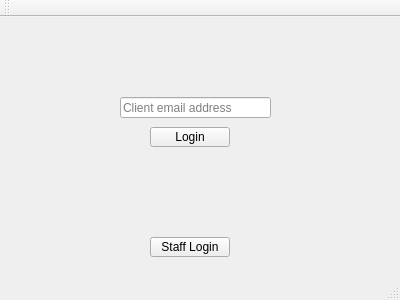
Old version of the form deliverable2-code/d2-source/mainwindow.ui in the repository ashleefoureyes/quackjaws.
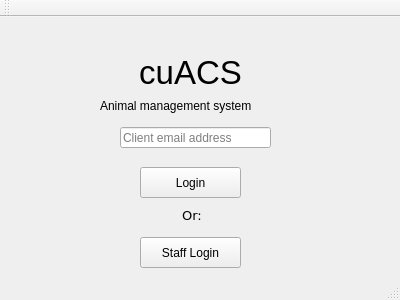
New version of the form.

Commit message: Modified UIs to scale properly with Ubuntu. Created functionality to ensure all saved photos will have unique file names. Fixed bug with Animal storage numbering

The edit to the form file:
```diff
--- a/deliverable2-code/d2-source/mainwindow.ui
+++ b/deliverable2-code/d2-source/mainwindow.ui
@@ -17,10 +17,10 @@
    <widget class="QPushButton" name="bClientEntry">
     <property name="geometry">
      <rect>
-      <x>150</x>
-      <y>110</y>
-      <width>80</width>
-      <height>20</height>
+      <x>140</x>
+      <y>150</y>
+      <width>101</width>
+      <height>31</height>
      </rect>
     </property>
     <property name="text">
@@ -30,10 +30,10 @@
    <widget class="QPushButton" name="bStaffEntry">
     <property name="geometry">
      <rect>
-      <x>150</x>
+      <x>140</x>
       <y>220</y>
-      <width>80</width>
-      <height>20</height>
+      <width>101</width>
+      <height>31</height>
      </rect>
     </property>
     <property name="text">
@@ -44,7 +44,7 @@
     <property name="geometry">
      <rect>
       <x>120</x>
-      <y>80</y>
+      <y>110</y>
       <width>151</width>
       <height>21</height>
      </rect>
@@ -53,16 +53,62 @@
      <string>Client email address</string>
     </property>
    </widget>
-  </widget>
-  <widget class="QMenuBar" name="menuBar">
-   <property name="geometry">
-    <rect>
-     <x>0</x>
-     <y>0</y>
-     <width>400</width>
-     <height>17</height>
-    </rect>
-   </property>
+   <widget class="QLabel" name="label">
+    <property name="geometry">
+     <rect>
+      <x>160</x>
+      <y>190</y>
+      <width>64</width>
+      <height>17</height>
+     </rect>
+    </property>
+    <property name="font">
+     <font>
+      <family>DejaVu Sans</family>
+      <pointsize>10</pointsize>
+     </font>
+    </property>
+    <property name="text">
+     <string>Or:</string>
+    </property>
+    <property name="alignment">
+     <set>Qt::AlignCenter</set>
+    </property>
+   </widget>
+   <widget class="QLabel" name="label_2">
+    <property name="geometry">
+     <rect>
+      <x>110</x>
+      <y>30</y>
+      <width>161</width>
+      <height>51</height>
+     </rect>
+    </property>
+    <property name="font">
+     <font>
+      <pointsize>25</pointsize>
+     </font>
+    </property>
+    <property name="text">
+     <string>cuACS</string>
+    </property>
+    <property name="alignment">
+     <set>Qt::AlignCenter</set>
+    </property>
+   </widget>
+   <widget class="QLabel" name="label_3">
+    <property name="geometry">
+     <rect>
+      <x>100</x>
+      <y>80</y>
+      <width>201</width>
+      <height>17</height>
+     </rect>
+    </property>
+    <property name="text">
+     <string>Animal management system</string>
+    </property>
+   </widget>
   </widget>
   <widget class="QToolBar" name="mainToolBar">
    <attribute name="toolBarArea">
```
The commit also changes 14 other files.
